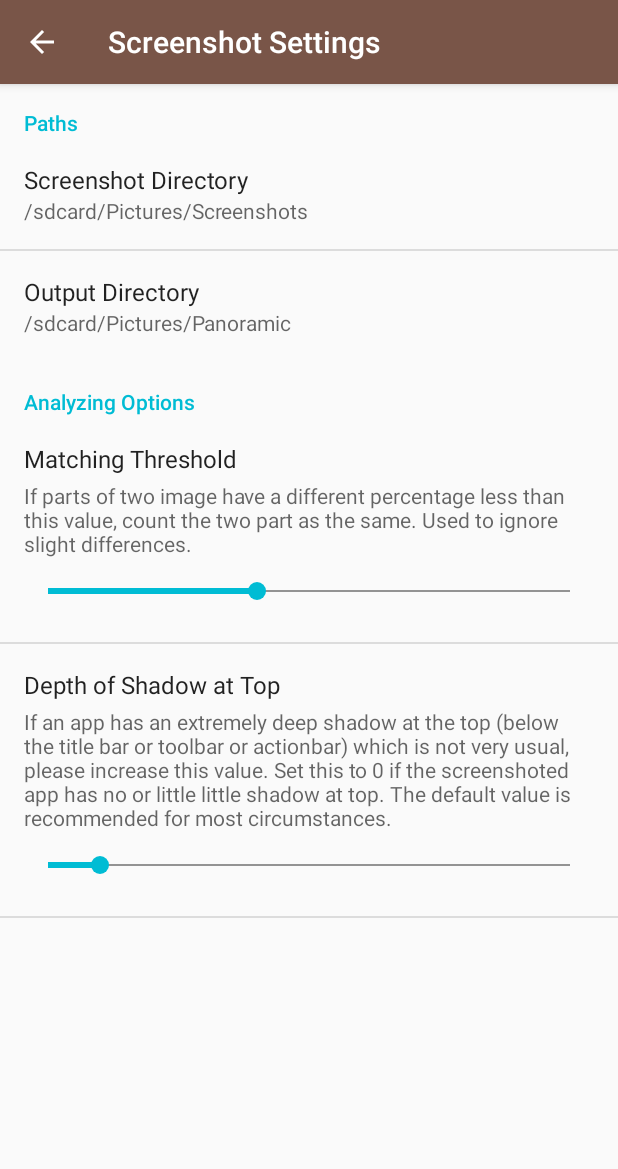
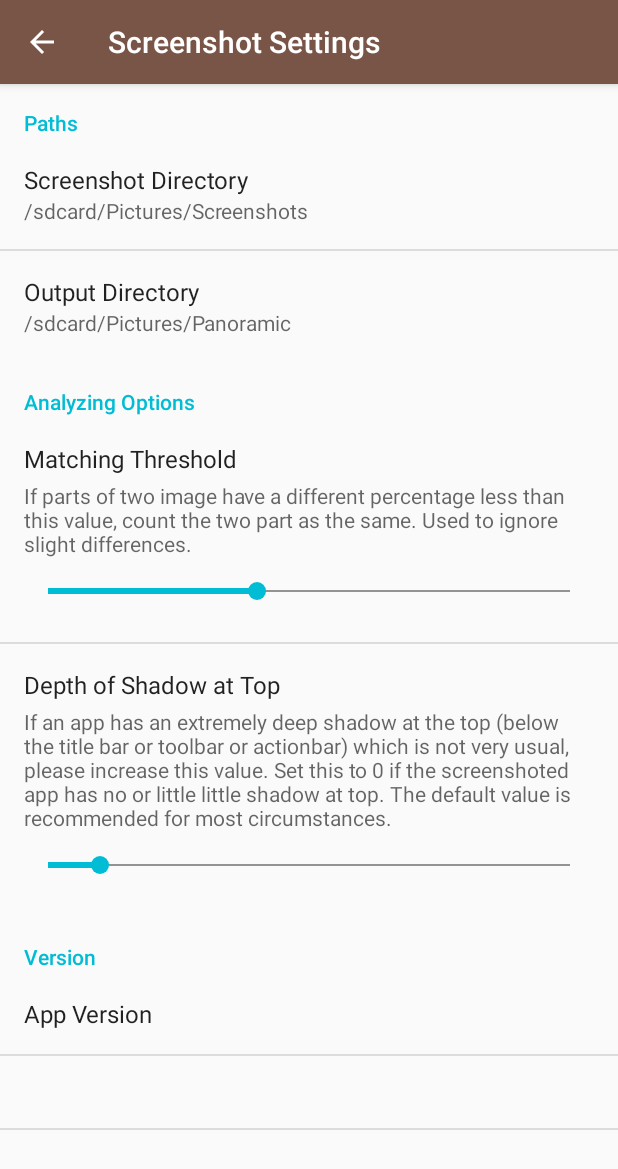
Before and after one commit to PaperAirplane-Dev-Team/Panoramic-Screenshot, an Android app: the fragment SettingsFragment placed in its activity, on a phone screen of 412 x 824 dp. Shown: the top 1169 px of the screen. Run offline under Robolectric (Android 15) with nearby library versions, the phone set to English and light mode, and no system bars; libraries missing offline, so code that uses them is left out: com.nononsenseapps.filepicker; 1 statement that could not run was skipped.

Commit message:
SettingsFragment: Show version

```diff
--- a/app/src/main/java/info/papdt/pano/ui/fragments/SettingsFragment.java
+++ b/app/src/main/java/info/papdt/pano/ui/fragments/SettingsFragment.java
@@ -22,6 +22,7 @@ public class SettingsFragment extends BasePreferenceFragment
 	protected Preference mOptDir;
 	protected DiscreteSeekBarPreference mMatchingThreshold;
 	protected DiscreteSeekBarPreference mTopShadow;
+	protected Preference mVersion;
 
 	@Override
 	protected int getPreferenceResource() {
@@ -36,6 +37,16 @@ public class SettingsFragment extends BasePreferenceFragment
 		mOptDir = $(this, Settings.OUTPUT_DIRECTORY);
 		mMatchingThreshold = $(this, Settings.MATCHING_THRESHOLD);
 		mTopShadow = $(this, Settings.TOP_SHADOW_DEPTH);
+		mVersion = $(this, "app_version");
+
+		String version = "";
+		try {
+			version = getActivity().getPackageManager().getPackageInfo("info.papdt.pano", 0).versionName;
+		} catch (Exception e) {
+
+		}
+
+		mVersion.setSummary(version);
 
 		reload();
 
--- a/app/src/main/res/values/strings.xml
+++ b/app/src/main/res/values/strings.xml
@@ -26,6 +26,8 @@
 	<string name="matching_threshold_sum">If parts of two image have a different percentage less than this value, count the two part as the same. Used to ignore slight differences.</string>
 	<string name="top_shadow_depth">Depth of Shadow at Top</string>
 	<string name="top_shadow_depth_sum">If an app has an extremely deep shadow at the top (below the title bar or toolbar or actionbar) which is not very usual, please increase this value. Set this to 0 if the screenshoted app has no or little little shadow at top. The default value is recommended for most circumstances.</string>
+	<string name="version">Version</string>
+	<string name="app_version">App Version</string>
 
 	<!-- Messages -->
 	<string name="plz_wait">Please wait...</string>
--- a/app/src/main/res/xml/settings.xml
+++ b/app/src/main/res/xml/settings.xml
@@ -37,4 +37,15 @@
 
 	</PreferenceCategory>
 
+	<PreferenceCategory
+		android:title="@string/version">
+
+		<Preference
+			android:key="app_version"
+			android:title="@string/app_version"/>
+
+	</PreferenceCategory>
+
+	<Preference/> <!--HACK: Fix strange display in MainActivity-->
+
 </PreferenceScreen>
```
